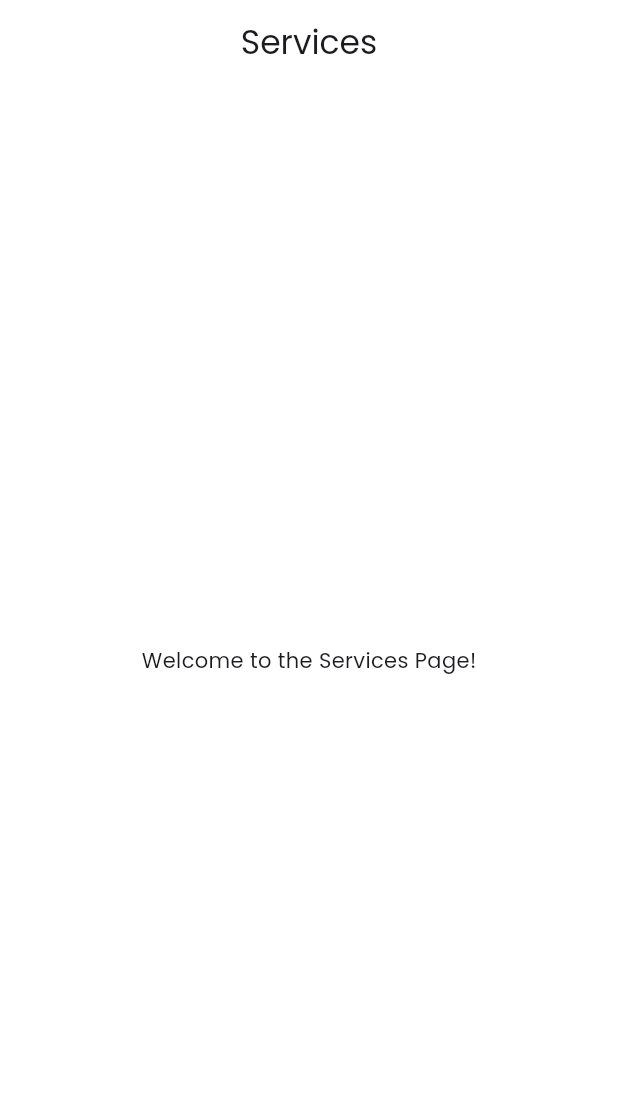
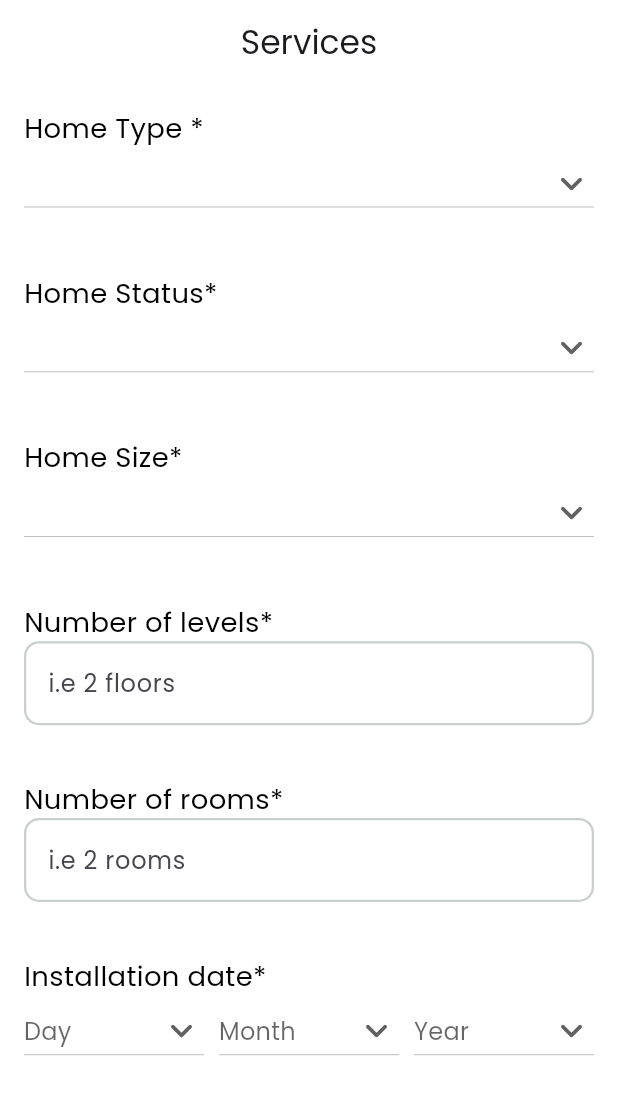
Before and after one commit to graduationproject273/graduatinproject, a Flutter app: the ServicesView screen opened by its route, on a phone screen of 412 x 824 dp. Shown: the top 1094 px of the screen. Run offline on Flutter 3.47's test engine with Material 3 defaults, Android fonts, the phone set to English and light mode, and no system bars; our stand-ins replace bloc, dartz, device_preview, dio, dots_indicator, equatable and 7 more; missing offline and left inert: data_connection_checker_tv; accounts and stored records are empty.

Commit message:
about your home

```diff
--- a/lib/featrues/authintication/sinup/presentation/widgets/section_textfiled_and_button_in_sinup.dart
+++ b/lib/featrues/authintication/sinup/presentation/widgets/section_textfiled_and_button_in_sinup.dart
@@ -58,7 +58,7 @@ class _SectionTextFiledAndButtoninSinupState
         CustomButton(
             text: 'Sign Up',
             onTap: () {
-              GoRouter.of(context).push(Routes.register);
+              GoRouter.of(context).push(Routes.service);
             }),
       ],
     );
--- a/lib/featrues/services/presentation/pages/services_view.dart
+++ b/lib/featrues/services/presentation/pages/services_view.dart
@@ -1,4 +1,5 @@
 import 'package:flutter/material.dart';
+import 'package:gradution/featrues/services/presentation/widgets/body_about_your_home.dart';
 
 class ServicesView extends StatelessWidget {
   const ServicesView({super.key});
@@ -12,9 +13,7 @@ class ServicesView extends StatelessWidget {
         backgroundColor: Colors.white,
       ),
       backgroundColor: Colors.white,
-      body: const Center(
-        child: Text('Welcome to the Services Page!'),
-      ),
+      body:BodyAboutYourHome() ,
     );
   }
 }
--- /dev/null
+++ b/lib/featrues/services/presentation/widgets/body_about_your_home.dart
@@ -0,0 +1,97 @@
+import 'package:flutter/material.dart';
+import 'package:flutter_screenutil/flutter_screenutil.dart';
+import 'package:gradution/core/widgets/custom_textfield.dart';
+import 'package:gradution/featrues/services/presentation/widgets/drop_down_date.dart';
+import 'package:gradution/featrues/services/presentation/widgets/drowp_down_home_type.dart';
+
+class BodyAboutYourHome extends StatelessWidget {
+  const BodyAboutYourHome({super.key});
+
+  @override
+  Widget build(BuildContext context) {
+    return Padding(
+      padding: const EdgeInsets.all(16.0),
+      child: SingleChildScrollView(
+        child: Column(
+          crossAxisAlignment: CrossAxisAlignment.start,
+          children: [
+            ColumnTextDrowpDown(
+              text: 'Home Type *',
+              options: ['House /Villa', 'Apartment', 'Chalet'],
+            ),
+            SizedBox(
+              height: 30.h,
+            ),
+            ColumnTextDrowpDown(
+              text: 'Home Status*',
+              options: ['Finished', 'Under Construct'],
+            ),
+            SizedBox(
+              height: 30.h,
+            ),
+            ColumnTextDrowpDown(
+              text: 'Home Size*',
+              options: [
+                'less than 100 m2',
+                'between 100 and 200 m2',
+                'between 200 and 300 m2',
+                'between 300 and 400 m2'
+              ],
+            ),
+            SizedBox(
+              height: 30.h,
+            ),
+            Text(
+              'Number of levels*',
+              style: TextStyle(fontSize: 16.sp, color: Colors.black),
+            ),
+            CustomTextformfield(
+                hintText: 'i.e 2 floors', keyboardType: TextInputType.number),
+            SizedBox(
+              height: 30.h,
+            ),
+            Text(
+              'Number of rooms*',
+              style: TextStyle(fontSize: 16.sp, color: Colors.black),
+            ),
+            CustomTextformfield(
+                hintText: 'i.e 2 rooms', keyboardType: TextInputType.number),
+            SizedBox(
+              height: 30.h,
+            ),
+            Text(
+              'Installation date*',
+              style: TextStyle(fontSize: 16.sp, color: Colors.black),
+            ),
+            DropdownDatePicker(),
+          ],
+        ),
+      ),
+    );
+  }
+}
+
+class ColumnTextDrowpDown extends StatelessWidget {
+  const ColumnTextDrowpDown({
+    super.key,
+    required this.text,
+    required this.options,
+  });
+  final String text;
+  final List<String> options;
+  @override
+  Widget build(BuildContext context) {
+    return Column(
+      crossAxisAlignment: CrossAxisAlignment.start,
+      children: [
+        Text(
+          text,
+          style: TextStyle(fontSize: 16.sp, color: Colors.black),
+        ),
+        DrowpDownHomeType(
+          options: options,
+        ),
+      ],
+    );
+  }
+}
--- /dev/null
+++ b/lib/featrues/services/presentation/widgets/drop_down_date.dart
@@ -0,0 +1,121 @@
+import 'package:flutter/material.dart';
+
+class DropdownDatePicker extends StatefulWidget {
+  @override
+  _DropdownDatePickerState createState() => _DropdownDatePickerState();
+}
+
+class _DropdownDatePickerState extends State<DropdownDatePicker> {
+  int? selectedDay;
+  int? selectedMonth;
+  int? selectedYear;
+
+  List<int> days = List.generate(31, (index) => index + 1);
+  List<int> months = List.generate(12, (index) => index + 1);
+  List<int> years =
+      List.generate(100, (index) => 2025 - index); // from 2025 to 1926
+
+  @override
+  Widget build(BuildContext context) {
+    return Column(
+      children: [
+        Row(
+          children: [
+            // Day
+            Expanded(
+              child: DropdownButton<int>(
+                dropdownColor: Colors.white,
+                value: selectedDay,
+                hint: Text("Day"),
+                icon: Icon(Icons.keyboard_arrow_down_rounded),
+                iconSize: 30,
+                isExpanded: true,
+                items: days.map((day) {
+                  return DropdownMenuItem(
+                    value: day,
+                    child: Text(day.toString()),
+                  );
+                }).toList(),
+                onChanged: (value) {
+                  setState(() => selectedDay = value);
+                },
+              ),
+            ),
+
+            SizedBox(width: 10),
+
+            // Month
+            Expanded(
+              child: DropdownButton<int>(
+                dropdownColor: Colors.white,
+                value: selectedMonth,
+                icon: Icon(Icons.keyboard_arrow_down_rounded),
+                iconSize: 30,
+                hint: Text("Month"),
+                isExpanded: true,
+                items: months.map((month) {
+                  return DropdownMenuItem(
+                    value: month,
+                    child: Text(_monthName(month)),
+                  );
+                }).toList(),
+                onChanged: (value) {
+                  setState(() => selectedMonth = value);
+                },
+              ),
+            ),
+
+            SizedBox(width: 10),
+
+            // Year
+            Expanded(
+              child: DropdownButton<int>(
+                dropdownColor: Colors.white,
+                value: selectedYear,
+                icon: Icon(Icons.keyboard_arrow_down_rounded),
+                iconSize: 30,
+                hint: Text("Year"),
+                isExpanded: true,
+                items: years.map((year) {
+                  return DropdownMenuItem(
+                    value: year,
+                    child: Text(year.toString()),
+                  );
+                }).toList(),
+                onChanged: (value) {
+                  setState(() => selectedYear = value);
+                },
+              ),
+            ),
+          ],
+        ),
+        const SizedBox(height: 30),
+        if (selectedDay != null &&
+            selectedMonth != null &&
+            selectedYear != null)
+          Text(
+            "Selected Date: $selectedDay / $selectedMonth / $selectedYear",
+            style: TextStyle(fontSize: 18),
+          ),
+      ],
+    );
+  }
+
+  String _monthName(int month) {
+    const englishMonths = [
+      "January",
+      "February",
+      "March",
+      "April",
+      "May",
+      "June",
+      "July",
+      "August",
+      "September",
+      "October",
+      "November",
+      "December"
+    ];
+    return englishMonths[month - 1];
+  }
+}
--- /dev/null
+++ b/lib/featrues/services/presentation/widgets/drowp_down_home_type.dart
@@ -0,0 +1,47 @@
+import 'package:flutter/material.dart';
+import 'package:flutter_screenutil/flutter_screenutil.dart';
+import 'package:gradution/core/styles/colors.dart';
+import 'package:gradution/core/styles/textstyles.dart';
+
+class DrowpDownHomeType extends StatefulWidget {
+  const DrowpDownHomeType({super.key, required this.options});
+ final List<String> options;
+  @override
+  State<DrowpDownHomeType> createState() => _DrowpDownHomeTypeState();
+}
+
+class _DrowpDownHomeTypeState extends State<DrowpDownHomeType> {
+  String? selectedValue;
+ // List<String> options = ['House /Villa', 'Apartment', 'Chalet'];
+  @override
+  Widget build(BuildContext context) {
+    return DropdownButton<String>(
+      focusColor: maincolor,
+      // hint: Text("Home Type"),
+      value: selectedValue,
+      dropdownColor: Colors.white,
+      borderRadius: BorderRadius.circular(10),
+      icon: Icon(Icons.keyboard_arrow_down_rounded),
+      iconSize: 30,
+      isExpanded: true, // عشان العرض يكبر معاك
+      style: TextStyle(color: Colors.black, fontSize: 18),
+      items: widget.options.map((String value) {
+        return DropdownMenuItem<String>(
+          value: value,
+          child: Text(
+            value,
+            style: TextStyle(
+              fontSize: 16.sp,
+              color: Colors.black,
+            ),
+          ),
+        );
+      }).toList(),
+      onChanged: (newValue) {
+        setState(() {
+          selectedValue = newValue;
+        });
+      },
+    );
+  }
+}
```
